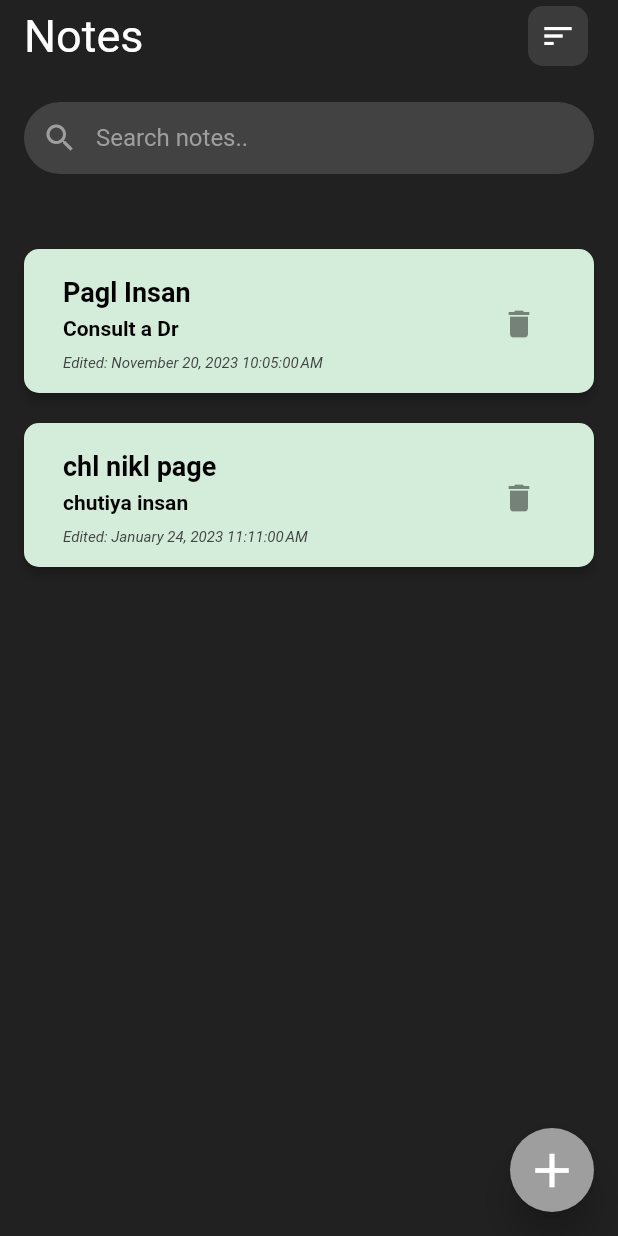
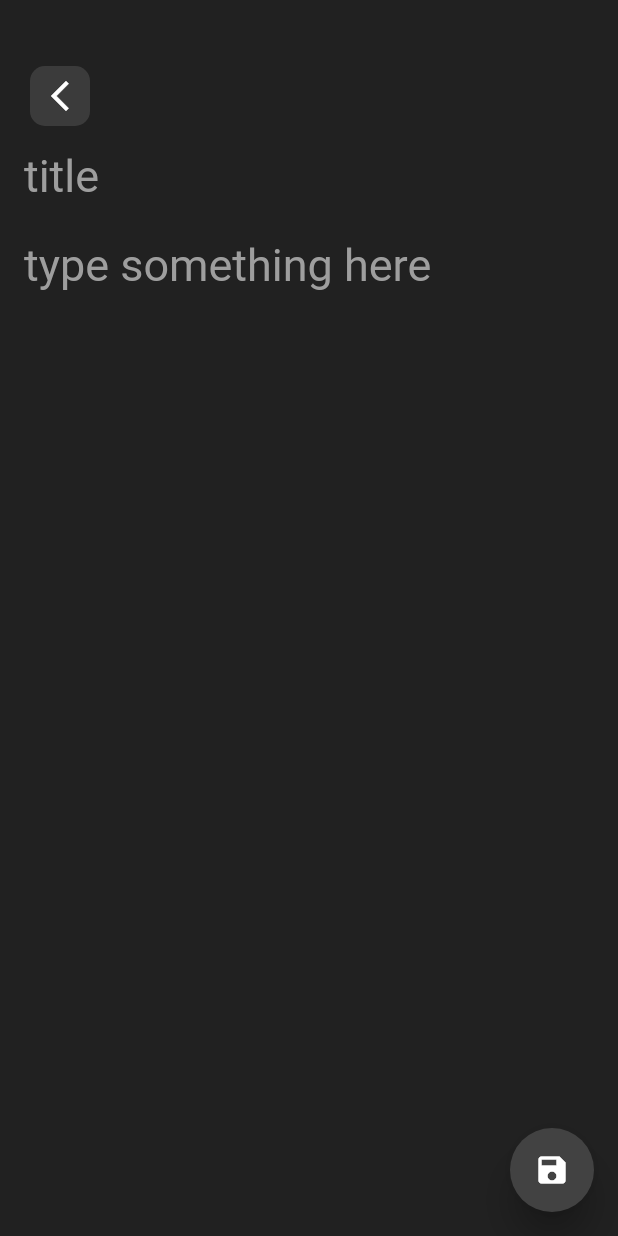
Before and after one commit to Abheeshu-Singh/todo, a Flutter app: the screen it shows after launch, after a tap on the "add" icon, on a phone screen of 412 x 824 dp. Run offline on Flutter 3.47's test engine with Material 2 defaults, Android fonts, the phone set to English and light mode, and no system bars.

```diff
--- a/lib/modals/note.dart
+++ b/lib/modals/note.dart
@@ -1,5 +1,3 @@
-import 'package:flutter/material.dart';
-
 class Note {
   int id;
   String title;
@@ -22,7 +20,7 @@ List<Note> sampleNotes = [
   ),
   Note(
     id: 1,
-    title: 'chl nikl page',
+    title: 'chl nikl pagl',
     content: 'chutiya insan',
     modifiedTime: DateTime(2023, 01, 24, 11, 11),
   )
--- a/lib/screens/edit.dart
+++ b/lib/screens/edit.dart
@@ -0,0 +1,95 @@
+// ignore_for_file: prefer_const_constructors
+
+import 'dart:ffi';
+
+import 'package:flutter/material.dart';
+import 'package:todo_app/modals/note.dart';
+
+class EditScreen extends StatefulWidget {
+  final Note? note;
+  const EditScreen({super.key, this.note});
+
+  @override
+  State<EditScreen> createState() => _EditScreenState();
+}
+
+class _EditScreenState extends State<EditScreen> {
+  TextEditingController _titleController = TextEditingController();
+  TextEditingController _contentController = TextEditingController();
+  @override
+  void initState() {
+    if (widget.note != null) {
+      _titleController = TextEditingController(text: widget.note!.title);
+      _contentController = TextEditingController(text: widget.note!.content);
+    }
+    super.initState();
+  }
+
+  @override
+  Widget build(BuildContext context) {
+    return Scaffold(
+      backgroundColor: Colors.grey.shade900,
+      body: Padding(
+          padding: EdgeInsets.fromLTRB(16, 40, 16, 0),
+          child: Column(
+            children: [
+              Row(
+                mainAxisAlignment: MainAxisAlignment.spaceBetween,
+                children: [
+                  IconButton(
+                    onPressed: () {
+                      Navigator.pop(context);
+                    },
+                    padding: EdgeInsets.all(0),
+                    icon: Container(
+                      width: 40,
+                      height: 40,
+                      decoration: BoxDecoration(
+                          color: Colors.grey.shade800.withOpacity(.8),
+                          borderRadius: BorderRadius.circular(10)),
+                      child: Icon(
+                        Icons.arrow_back_ios_new,
+                        color: Colors.white,
+                      ),
+                    ),
+                  ),
+                ],
+              ),
+              Expanded(
+                  child: ListView(
+                children: [
+                  TextField(
+                    controller: _titleController,
+                    style: TextStyle(color: Colors.white, fontSize: 30),
+                    decoration: InputDecoration(
+                        border: InputBorder.none,
+                        hintText: "title",
+                        hintStyle: TextStyle(color: Colors.grey, fontSize: 30)),
+                  ),
+                  TextField(
+                    controller: _contentController,
+                    style: TextStyle(color: Colors.white, fontSize: 30),
+                    maxLines: null,
+                    decoration: InputDecoration(
+                        border: InputBorder.none,
+                        hintText: "type something here",
+                        hintStyle: TextStyle(
+                          color: Colors.grey,
+                        )),
+                  )
+                ],
+              ))
+            ],
+          )),
+      floatingActionButton: FloatingActionButton(
+        onPressed: () {
+          Navigator.pop(
+              context, [_titleController.text, _contentController.text]);
+        },
+        elevation: 10,
+        backgroundColor: Colors.grey.shade800,
+        child: Icon(Icons.save),
+      ),
+    );
+  }
+}
```
Also changed, not shown: lib/screens/home.dart (+148 -4 lines).
